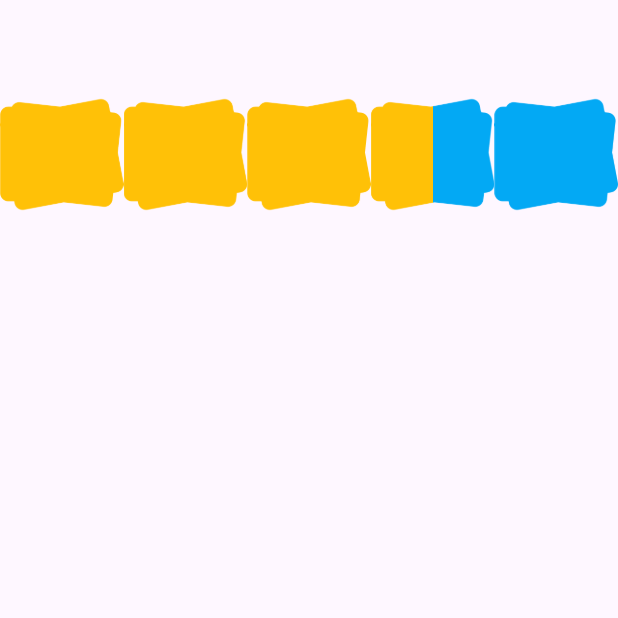
After one commit to kristoff1/kristoff1-design-story-boilerplate, a Flutter app: the screen it shows after launch, after a tap on "Rating Showcase", on a phone screen of 412 x 824 dp, the top half of it. The commit adds this screen. Run offline on Flutter 3.47's test engine with Material 2 defaults, Android fonts, the phone set to English and light mode, and no system bars.

Commit message:
added ratings

```diff
--- a/design/example/lib/catalog.dart
+++ b/design/example/lib/catalog.dart
@@ -4,6 +4,7 @@ import 'package:example/pages/example_1.dart';
 import 'package:example/pages/example_2.dart';
 import 'package:example/pages/image_and_widgets_showcase.dart';
 import 'package:example/pages/letter_sized_component_showcase.dart';
+import 'package:example/pages/rating_showcase.dart';
 import 'package:example/pages/text_components_showcase.dart';
 import 'package:flutter/material.dart';
 
@@ -51,14 +52,19 @@ class Catalog extends StatelessWidget {
               child: const Text('Image and Widget Showcase')),
           ElevatedButton(
               onPressed: () {
+                _navigateToPage(context, const RatingShowcase());
+              },
+              child: const Text('Rating Showcase')),
+          ElevatedButton(
+              onPressed: () {
                 _navigateToPage(context, const Example1());
               },
-              child: const Text('Example 1')),
+              child: const Text('Template 1')),
           ElevatedButton(
               onPressed: () {
                 _navigateToPage(context, const Example2());
               },
-              child: const Text('Example 2')),
+              child: const Text('Template 2')),
         ],
       ),
     );
--- /dev/null
+++ b/design/example/lib/pages/rating_showcase.dart
@@ -0,0 +1,27 @@
+import 'package:design/design.dart';
+import 'package:flutter/material.dart';
+
+class RatingShowcase extends StatelessWidget {
+  const RatingShowcase({super.key});
+
+  @override
+  Widget build(BuildContext context) {
+    return Scaffold(
+      body: ListView(
+        children: [
+          SizedBox(
+            child: SingleIconRating(
+              maximumLimit: Maximum.fiveMax,
+              filledColors: Colors.amber,
+              unFilledColors: Colors.lightBlue,
+              rating: 3.5,
+              icon: 'assets/images/placeholder.png',
+            ),
+            height: MediaQuery.of(context).size.height * 0.25,
+          ),
+
+        ],
+      ),
+    );
+  }
+}
--- a/design/lib/design.dart
+++ b/design/lib/design.dart
@@ -8,6 +8,9 @@ export 'src/atoms/images/hero_image_captioned.dart';
 
 //Widgets
 export 'src/components/multi_widgets/bi_widgets.dart';
+
+//Ratings
+export 'src/atoms/ratings/single_icon_rating.dart';
 
 //Texts Widgets
 export 'src/components/text_widgets/titled_texts.dart';
--- /dev/null
+++ b/design/lib/src/atoms/ratings/rating_icon.dart
@@ -0,0 +1,12 @@
+class RatingIcon {
+
+  static icon() {
+    const String star = 'assets/rating/star.png';
+    const String person = 'assets/rating/person.png';
+    const String heart = 'assets/rating/heart.png';
+    const String cookies = 'assets/rating/cookies.png';
+    const String cash = 'assets/rating/cash.png';
+    const String dollar = 'assets/rating/dollar.png';
+  }
+
+}
--- /dev/null
+++ b/design/lib/src/atoms/ratings/single_icon_rating.dart
@@ -0,0 +1,91 @@
+import 'package:flutter/material.dart';
+
+enum Maximum {
+  fiveMax,
+  tenMax,
+}
+
+class SingleIconRating extends StatelessWidget {
+  final double rating;
+  final Color filledColors;
+  final Color unFilledColors;
+  final Maximum maximumLimit;
+  final String icon;
+
+  const SingleIconRating({
+    super.key,
+    required this.rating,
+    required this.filledColors,
+    required this.unFilledColors,
+    required this.maximumLimit,
+    required this.icon,
+  });
+
+  @override
+  Widget build(BuildContext context) {
+    return Column(
+      mainAxisAlignment: MainAxisAlignment.center,
+      crossAxisAlignment: CrossAxisAlignment.stretch,
+      children: [
+        Row(
+          children: [
+            Expanded(child: _getIcon(1, rating),),
+            Expanded(child: _getIcon(2, rating),),
+            Expanded(child: _getIcon(3, rating),),
+            Expanded(child: _getIcon(4, rating),),
+            Expanded(child: _getIcon(5, rating),),
+          ],
+        ),
+        _getBottomView(maximumLimit),
+      ],
+    );
+  }
+
+  Widget _getBottomView(Maximum maximumLimit) {
+    if (maximumLimit == Maximum.fiveMax) {
+      return const SizedBox.shrink();
+    }
+    return Row(
+      children: [
+        Expanded(child: _getIcon(6, rating),),
+        Expanded(child: _getIcon(7, rating),),
+        Expanded(child: _getIcon(8, rating),),
+        Expanded(child: _getIcon(9, rating),),
+        Expanded(child: _getIcon(10, rating),),
+      ],
+    );
+  }
+
+  Widget _getIcon(int milestone, double rating) {
+    if (milestone > rating && milestone - 1 < rating.ceil()) {
+      return _getHalfFilledIcon();
+    } else if (milestone <= rating.floor()) {
+      return _getFullyFilledIcon();
+    }  else {
+      return _getEmptyIcon();
+    }
+  }
+
+  Widget _getFullyFilledIcon() {
+    return Image.asset(icon, color: filledColors,);
+  }
+
+  Widget _getHalfFilledIcon() {
+    return Row(
+      children: [
+        Expanded(child: AspectRatio(
+          aspectRatio: 0.5,
+          child: Image.asset(icon, fit: BoxFit.cover, alignment: Alignment.centerLeft , color: filledColors,),
+        )),
+        Expanded(child: AspectRatio(
+          aspectRatio: 0.5,
+          child: Image.asset(icon, fit: BoxFit.cover, alignment: Alignment.centerRight , color: unFilledColors,),
+        )),
+      ],
+    );
+  }
+
+  Widget _getEmptyIcon() {
+    return Image.asset(icon, color: unFilledColors,);
+  }
+}
--- a/design/pubspec.yaml
+++ b/design/pubspec.yaml
@@ -15,6 +15,7 @@ dev_dependencies:
   flutter_test:
     sdk: flutter
   flutter_lints: ^2.0.0
+  flutter_svg: ^2.0.7
 
 # For information on the generic Dart part of this file, see the
 # following page: https://dart.dev/tools/pub/pubspec
```
Also changed, not shown: design/lib/src/atoms/ratings/double_icon_rating.dart (added), design/lib/src/atoms/ratings/non_limited_rating.dart (added).
